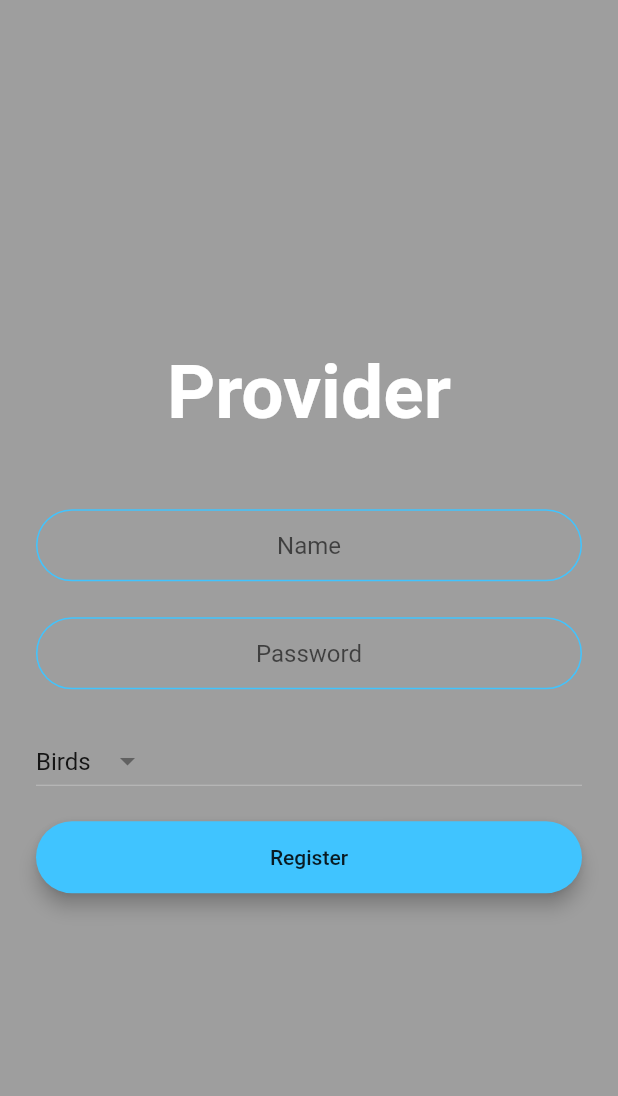
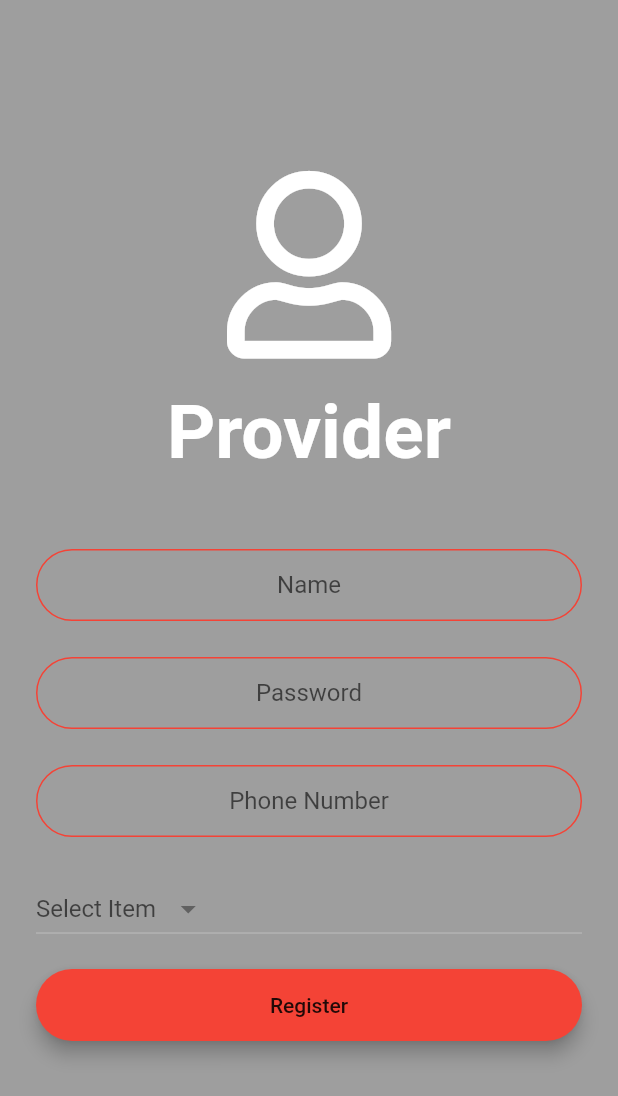
Before and after one commit to LA-Hacks/CoronaCare-App, a Flutter app: the Provider_Registration screen opened by its route, after a tap on "Register", on a phone screen of 412 x 824 dp. Shown: the top 1096 px of the screen. Run offline on Flutter 3.47's test engine with Material 2 defaults, Android fonts, the light colour scheme and no system bars; our stand-ins replace animated_text_kit, expansion_tile_card, flutter_animation_progress_bar, font_awesome_flutter, modal_progress_hud; missing offline and left inert: expansion_card; network calls fail.

Commit message:
Log in and registration pages and home page 6

```diff
--- a/lib/Screens/ProviderView/feedScreen.dart
+++ b/lib/Screens/ProviderView/feedScreen.dart
@@ -47,7 +47,7 @@ class _HospitalFeedScreenState extends State<HospitalFeedScreen> {
     return ListView.builder(
       scrollDirection: Axis.vertical,
       padding: const EdgeInsets.all(8),
-      itemCount: 2,
+      itemCount: tileCount,
       itemBuilder: (BuildContext context, index) {
         return ListTile(
           title: Text('${hospital['name']}'),
--- a/lib/Screens/authentication/provider_logIn.dart
+++ b/lib/Screens/authentication/provider_logIn.dart
@@ -14,10 +14,18 @@ import 'dart:convert';
 import 'package:http/http.dart' as http;
 
 // get the data for the list of providers
-class Provider_id {
-  const Provider_id(this.name, this.location);
+class Item {
+  const Item(this.name, this.icon);
+  final String name;
+  final Icon icon;
+}
+
+class Provider {
   final String name;
   final String location;
+  final String id;
+
+  Provider({this.name, this.location, this.id});
 }
 
 class Provider_Registration extends StatefulWidget {
@@ -33,60 +41,59 @@ class _Provider_RegistrationState extends State<Provider_Registration> {
   String username;
   String password;
   String provider_id;
+  String phone_number;
 
-  var providers;
+  List providerNames = [];
+  List providerLocation = [];
+  NetworkHelper providerList = NetworkHelper("/providerlist");
+  NetworkHelper registerProvider = NetworkHelper("/register");
 
-  void getProviders() async {
+  Future<List<Provider>> getProviders() async {
     var providersResponse = await providerList.getData();
-    providers = providersResponse['providers/'];
-    print(providers);
-    print(providers.toString());
+    List<Provider> providers = [];
+    print('hello world');
+    print(providersResponse);
+    print(providersResponse['providers']);
+    //providers = providersResponse['providers'];
+    for (var i in providersResponse['providers']) {
+      Provider provider = Provider(
+          name: i['name'],
+          location: i['zip'],
+          id: i['_id']['\$oid'].toString());
+      providers.add(provider);
+      providerNames.add(provider.name);
+      providerLocation.add(provider.location);
+      print(provider);
+      print('Name:' + provider.name);
+      print(provider.id);
+      print('gsertghsethgrtn');
+    }
+    return providers;
   }
 
-  List _providerDopDownList = ["Birds", "Apples"];
-
-  List<DropdownMenuItem<String>> _dropDownMenuItems;
-  String _selected_provider;
-
-  List<DropdownMenuItem<String>> buildAndGetDropDownItems(
-      List providerDopDownList) {
-    List<DropdownMenuItem<String>> items = List();
-    for (String i in providerDopDownList) {
-      items.add(
-        DropdownMenuItem(
-          value: i,
-          child: Container(
-
-            child:
-          Row(
-            mainAxisAlignment: MainAxisAlignment.spaceBetween,
-            children: <Widget>[
-              Text(i,),
-              ],
+  Item selectedUser;
+  List<Item> users = <Item>[
+    Item(
+      'Android',
+      Icon(Icons.android),
     ),
+     Item(
+      'Android',
+      Icon(Icons.android),
     ),
+     Item(
+      'Android',
+      Icon(Icons.android),
     ),
-      );
-    }
-    return items;
-  }
+  ];
 
   @override
   void initState() {
     super.initState();
     getProviders();
-    _dropDownMenuItems = buildAndGetDropDownItems(_providerDopDownList);
-    _selected_provider = _dropDownMenuItems[0].value;
   }
 
-  void changeDropDownItem(String selectedProvider) {
-    setState(() {
-      _selected_provider = selectedProvider;
-    });
-  }
-
-  NetworkHelper providerList = NetworkHelper("/providerlist");
-  NetworkHelper registerProvider = NetworkHelper("/register");
+  void submit() {}
 
   @override
   Widget build(BuildContext context) {
@@ -103,11 +110,11 @@ class _Provider_RegistrationState extends State<Provider_Registration> {
             children: <Widget>[
               Column(
                 children: <Widget>[
-                  //  Icon(
-                  //   FontAwesomeIcons.user,
-                  //   color: Colors.white,
-                  ////   size: 200,
-                  // ),
+                  Icon(
+                    FontAwesomeIcons.user,
+                    color: Colors.white,
+                    size: 125,
+                  ),
                 ],
               ),
               SizedBox(
@@ -143,35 +150,57 @@ class _Provider_RegistrationState extends State<Provider_Registration> {
                   //email = value;
                   password = value;
                 },
-                  decoration:
-                      kTextFieldDecoration.copyWith(hintText: 'Password')),
+                decoration: kTextFieldDecoration.copyWith(hintText: 'Password'),
+              ),
               SizedBox(
                 height: 24.0,
               ),
-              DropdownButton(
-                items: _dropDownMenuItems,
-                value: _selected_provider,
-                onChanged: changeDropDownItem,
-              ),
-              /*TextField(
+              TextField(
                 textAlign: TextAlign.center,
-                obscureText: true,
+                keyboardType: TextInputType.emailAddress,
                 onChanged: (value) {
-                  provider_id = value;
-                  //Do something with the user input.
+                  //email = value;
+                  phone_number = value;
                 },
                 decoration:
-                    kTextFieldDecoration.copyWith(hintText: 'Provider ID'),
-              ),*/
+                    kTextFieldDecoration.copyWith(hintText: 'Phone Number'),
+              ),
+              SizedBox(
+                height: 24.0,
+              ),
+              DropdownButton<Item>(
+                hint: Text('Select Item'),
+                value: selectedUser,
+                onChanged: (Item value) {
+                  setState(() {
+                    selectedUser = value;
+                  });
+                },
+                items: users.map((Item user) {
+                  return DropdownMenuItem<Item>(
+                    value: user,
+                    child: Row(
+                      children: <Widget>[
+                        user.icon,
+                        SizedBox(width: 10),
+                        Text(
+                          user.name,
+                        ),
+                      ],
+                    ),
+                  );
+                }).toList(),
+              ),
               RoundedButton(
                 title: 'Register',
-                color: Colors.lightBlueAccent,
+                color: Colors.red,
                 onPressed: () {
                   setState(() {
                     registerProvider.sendData({
                       "username": username,
                       "password": password,
                       "provider_id": provider_id,
+                      "phone_number": phone_number,
                     });
                   });
 
--- a/lib/utilities/constants.dart
+++ b/lib/utilities/constants.dart
@@ -33,7 +33,7 @@ const kMessageTextFieldDecoration = InputDecoration(
 
 const kMessageContainerDecoration = BoxDecoration(
   border: Border(
-    top: BorderSide(color: Colors.lightBlueAccent, width: 2.0),
+    top: BorderSide(color: Colors.red, width: 2.0),
   ),
 );
 
@@ -44,11 +44,11 @@ const kTextFieldDecoration = InputDecoration(
     borderRadius: BorderRadius.all(Radius.circular(32.0)),
   ),
   enabledBorder: OutlineInputBorder(
-    borderSide: BorderSide(color: Colors.lightBlueAccent, width: 1.0),
+    borderSide: BorderSide(color: Colors.red, width: 1.0),
     borderRadius: BorderRadius.all(Radius.circular(32.0)),
   ),
   focusedBorder: OutlineInputBorder(
-    borderSide: BorderSide(color: Colors.lightBlueAccent, width: 2.0),
+    borderSide: BorderSide(color: Colors.red, width: 2.0),
     borderRadius: BorderRadius.all(Radius.circular(32.0)),
   ),
 );
```
Lines whose indentation alone changed are shown as unchanged.
